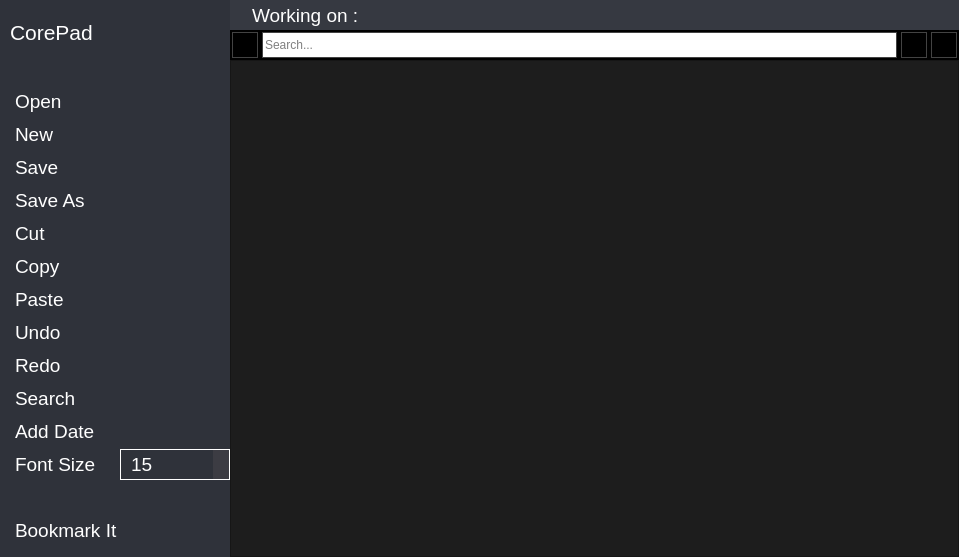
rahmanshaber/corebox, file corepad/corepad.ui: the form before one commit.
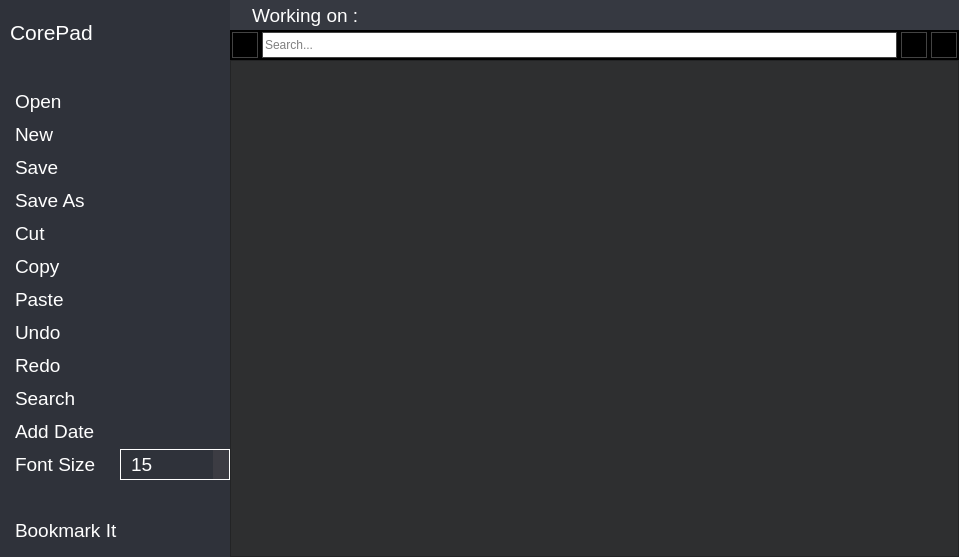
The form after the commit. Icons and pictures are not drawn. Custom widgets are drawn as their Qt base class.

Patch:
```diff
--- a/corepad/corepad.ui
+++ b/corepad/corepad.ui
@@ -1158,7 +1158,7 @@
     <widget class="coreedit" name="text">
      <property name="styleSheet">
       <string notr="true">QWidget{
-background-color: #1D1D1D;
+background-color:#2E2F30;
 }
 </string>
      </property>
```
